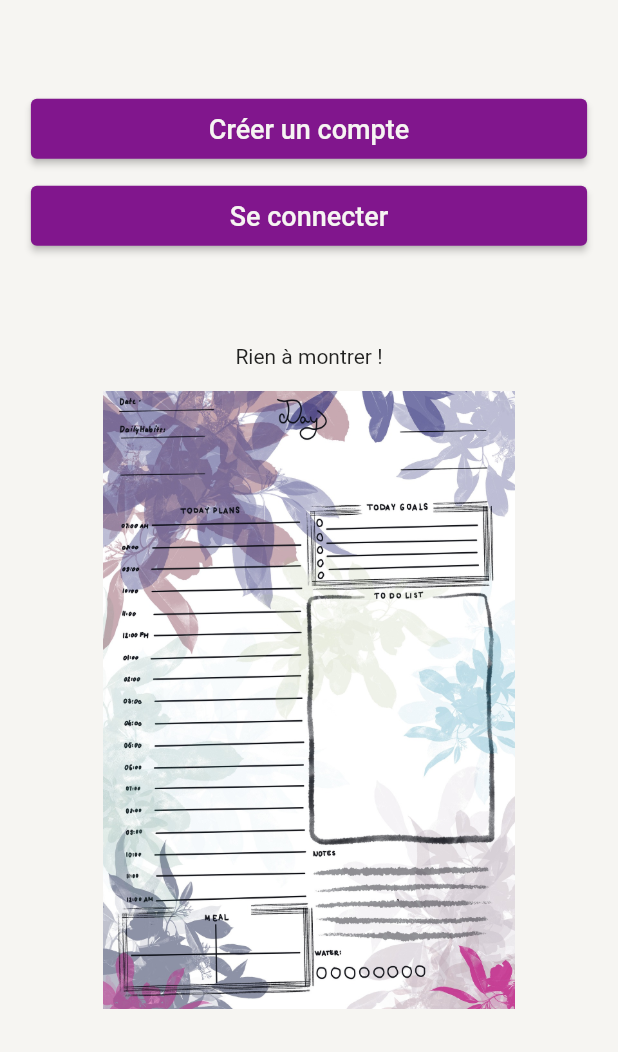
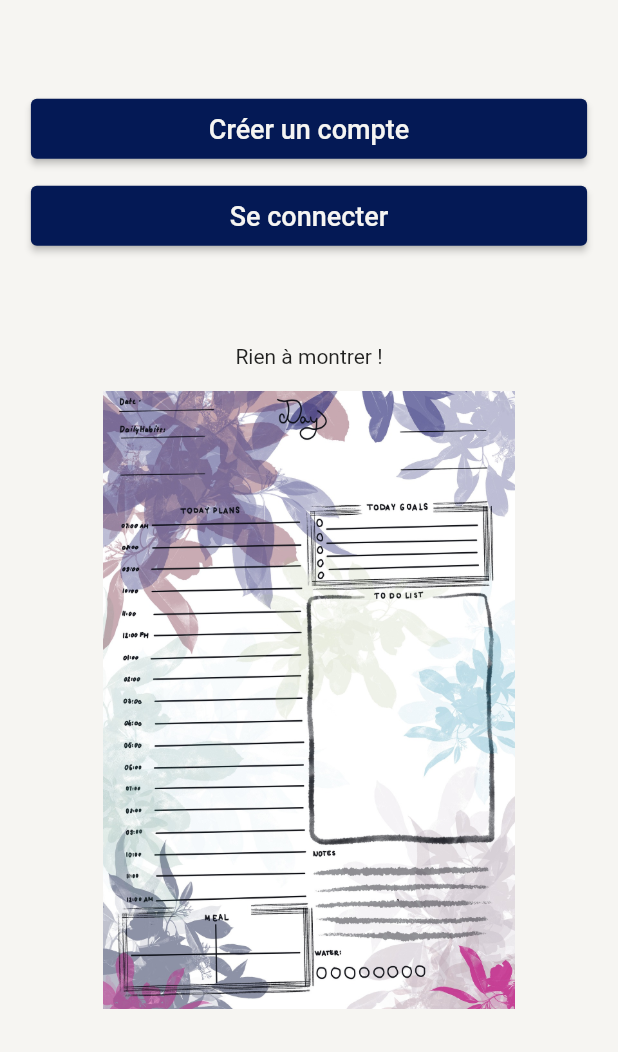
Before and after one commit to WiseFox-Tr/make_me---flutter_app, a Flutter app: the screen it shows after launch, on a phone screen of 412 x 824 dp, the part 184-1236 px from its top. Run offline on Flutter 3.47's test engine with Material 2 defaults, Android fonts, the phone set to English and light mode, and no system bars; our stand-ins replace flutter_svg.

Commit message:
change background color for button & indent code better

```diff
--- a/lib/main.dart
+++ b/lib/main.dart
@@ -15,12 +15,17 @@ class MyApp extends StatelessWidget {
         appBarTheme: AppBarTheme(
           elevation: 0.0,
           backgroundColor: AppColors.lightWhite,
-          actionsIconTheme: IconThemeData(color: AppColors.darkBlue)
+          iconTheme: IconThemeData(
+            color: AppColors.darkBlue,
+          ),
+          actionsIconTheme: IconThemeData(
+            color: AppColors.darkBlue,
+          ),
         ),
         scaffoldBackgroundColor: AppColors.lightWhite,
         elevatedButtonTheme: ElevatedButtonThemeData(
           style: ElevatedButton.styleFrom(
-            primary: AppColors.lightPurple,
+            primary: AppColors.darkBlue,
             onPrimary: AppColors.lightWhite,
           )
         )
```
